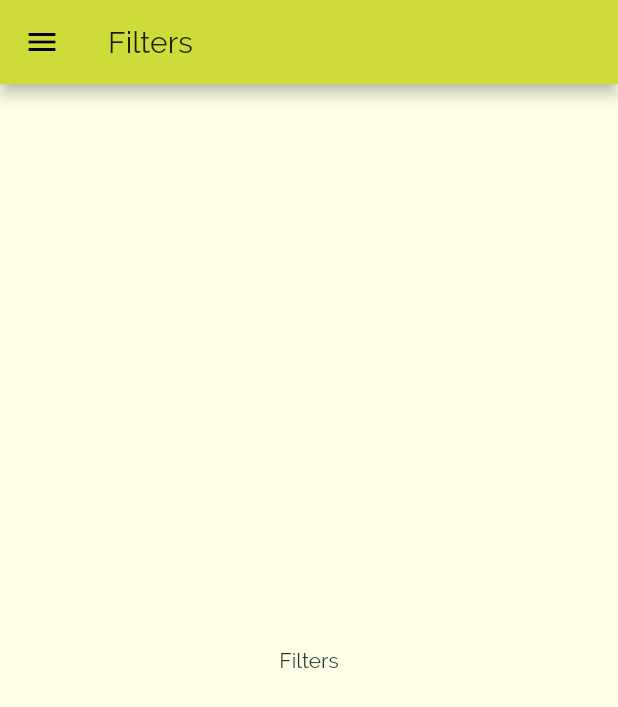
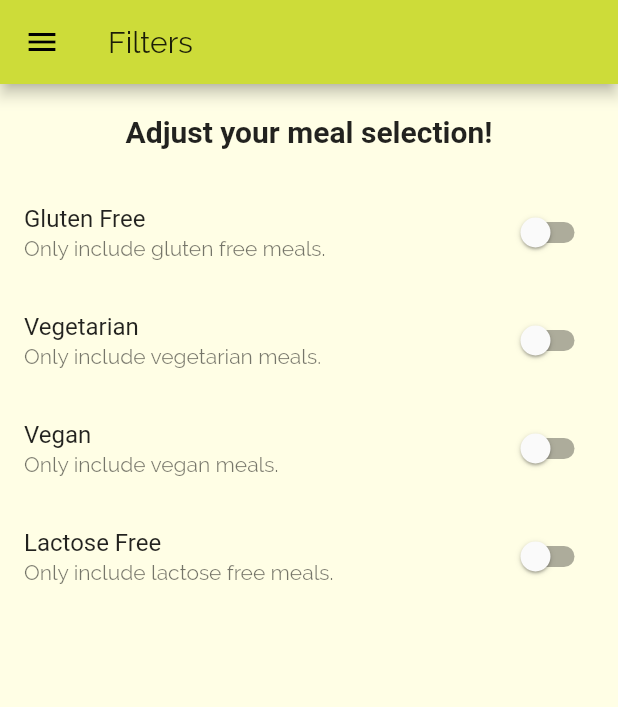
Before and after one commit to tgabri/meals_app, a Flutter app: the FiltersScreen screen opened by its route, on a phone screen of 412 x 824 dp. Shown: the top 707 px of the screen. Run offline on Flutter 3.47's test engine with Material 2 defaults, Android fonts, the phone set to English and light mode, and no system bars; Roboto replaces fonts that are missing (RobotoCondensed).

Commit message:
filter switches created

```diff
--- a/lib/screens/filters_screen.dart
+++ b/lib/screens/filters_screen.dart
@@ -2,8 +2,32 @@ import 'package:flutter/material.dart';
 
 import '../widgets/main_drawer.dart';
 
-class FiltersScreen extends StatelessWidget {
+class FiltersScreen extends StatefulWidget {
   static const routeName = '/filters';
+
+  @override
+  _FiltersScreenState createState() => _FiltersScreenState();
+}
+
+class _FiltersScreenState extends State<FiltersScreen> {
+  bool _glutenFree = false;
+  bool _vegetarian = false;
+  bool _vegan = false;
+  bool _lactoseFree = false;
+
+  Widget _buildFoodOptionSwitch(
+    String title,
+    String description,
+    bool currentValue,
+    Function updateValue,
+  ) {
+    return SwitchListTile(
+      title: Text(title),
+      value: currentValue,
+      subtitle: Text(description),
+      onChanged: updateValue,
+    );
+  }
 
   @override
   Widget build(BuildContext context) {
@@ -12,8 +36,57 @@ class FiltersScreen extends StatelessWidget {
         title: Text('Filters'),
       ),
       drawer: MainDrawer(),
-      body: Center(
-        child: Text('Filters'),
+      body: Column(
+        children: <Widget>[
+          Container(
+            padding: EdgeInsets.all(20),
+            child: Text(
+              'Adjust your meal selection!',
+              style: Theme.of(context).textTheme.title,
+            ),
+          ),
+          Expanded(
+            child: ListView(
+              children: <Widget>[
+                _buildFoodOptionSwitch('Gluten Free',
+                    'Only include gluten free meals.', _glutenFree, (newValue) {
+                  setState(
+                    () {
+                      _glutenFree = newValue;
+                    },
+                  );
+                }),
+                _buildFoodOptionSwitch(
+                    'Vegetarian', 'Only include vegetarian meals.', _vegetarian,
+                    (newValue) {
+                  setState(
+                    () {
+                      _vegetarian = newValue;
+                    },
+                  );
+                }),
+                _buildFoodOptionSwitch(
+                    'Vegan', 'Only include vegan meals.', _vegan, (newValue) {
+                  setState(
+                    () {
+                      _vegan = newValue;
+                    },
+                  );
+                }),
+                _buildFoodOptionSwitch(
+                    'Lactose Free',
+                    'Only include lactose free meals.',
+                    _lactoseFree, (newValue) {
+                  setState(
+                    () {
+                      _lactoseFree = newValue;
+                    },
+                  );
+                }),
+              ],
+            ),
+          ),
+        ],
       ),
     );
   }
```
